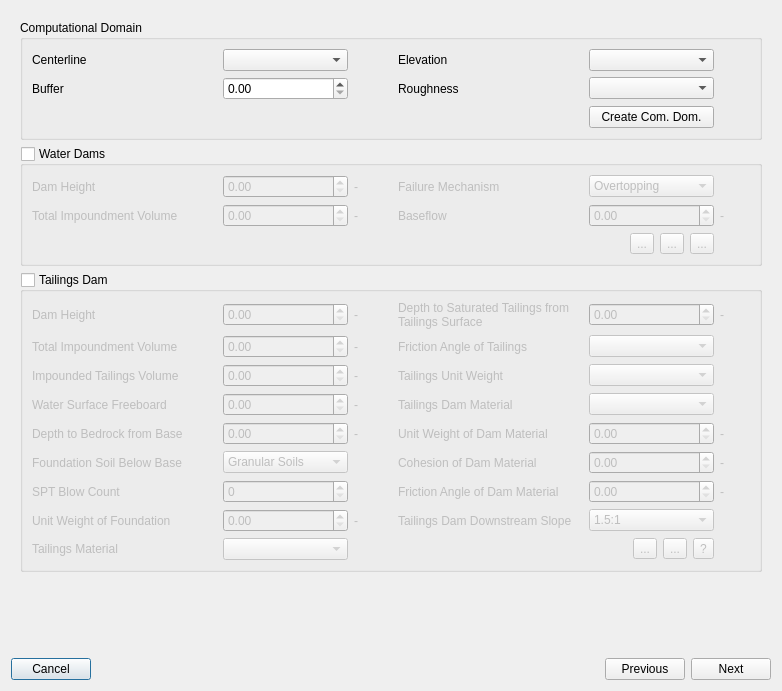
FLO-2DSoftware/qgis-flo-2d-plugin, file flo2d/ui/breach_hydrograph_tool.ui: the form before one commit.
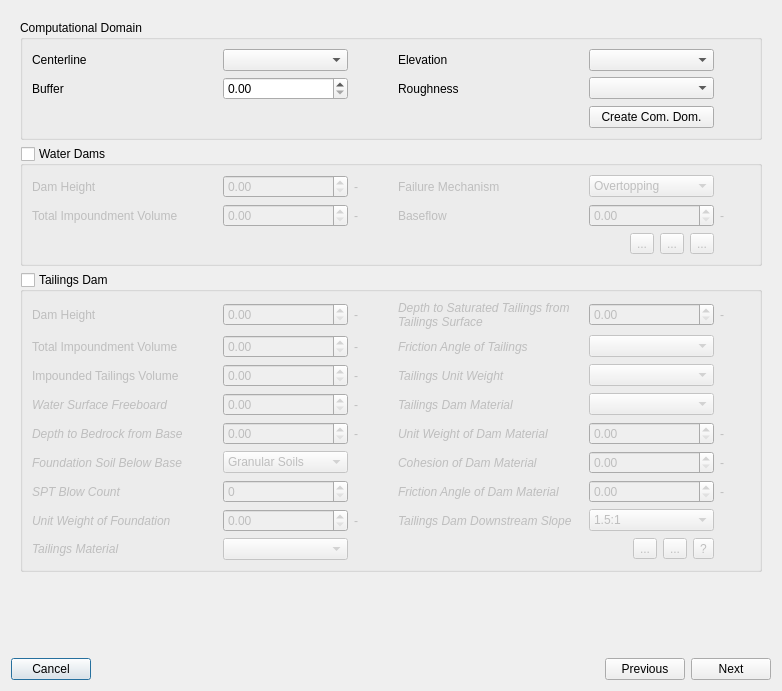
The form after the commit. Icons and pictures are not drawn.

Commit message: Enhance UI labels with italic font and improve unit weight validation in breach hydrograph tool

```diff
--- a/flo2d/ui/breach_hydrograph_tool.ui
+++ b/flo2d/ui/breach_hydrograph_tool.ui
@@ -677,6 +677,11 @@
             </item>
             <item row="4" column="4">
              <widget class="QLabel" name="label_17">
+              <property name="font">
+               <font>
+                <italic>true</italic>
+               </font>
+              </property>
               <property name="toolTip">
                <string>Unit weight of tailings dam material</string>
               </property>
@@ -697,6 +702,11 @@
             </item>
             <item row="2" column="4">
              <widget class="QLabel" name="label_15">
+              <property name="font">
+               <font>
+                <italic>true</italic>
+               </font>
+              </property>
               <property name="toolTip">
                <string>Tailings Unit Weight (UW)</string>
               </property>
@@ -726,6 +736,11 @@
             </item>
             <item row="6" column="4">
              <widget class="QLabel" name="label_19">
+              <property name="font">
+               <font>
+                <italic>true</italic>
+               </font>
+              </property>
               <property name="toolTip">
                <string>Friction Angle of Dam Material (ɸ)</string>
               </property>
@@ -749,6 +764,11 @@
             </item>
             <item row="3" column="4">
              <widget class="QLabel" name="label_16">
+              <property name="font">
+               <font>
+                <italic>true</italic>
+               </font>
+              </property>
               <property name="toolTip">
                <string>Tailings Dam Material</string>
               </property>
@@ -884,6 +904,11 @@
             </item>
             <item row="4" column="0">
              <widget class="QLabel" name="label_8">
+              <property name="font">
+               <font>
+                <italic>true</italic>
+               </font>
+              </property>
               <property name="toolTip">
                <string>Depth to Bedrock from Base (DB)</string>
               </property>
@@ -907,6 +932,11 @@
             </item>
             <item row="6" column="0">
              <widget class="QLabel" name="label_10">
+              <property name="font">
+               <font>
+                <italic>true</italic>
+               </font>
+              </property>
               <property name="toolTip">
                <string>SPT Blow Count (N)</string>
               </property>
@@ -917,6 +947,11 @@
             </item>
             <item row="8" column="0">
              <widget class="QLabel" name="label_12">
+              <property name="font">
+               <font>
+                <italic>true</italic>
+               </font>
+              </property>
               <property name="toolTip">
                <string>Tailings Material</string>
               </property>
@@ -1009,6 +1044,11 @@
             </item>
             <item row="7" column="0">
              <widget class="QLabel" name="label_11">
+              <property name="font">
+               <font>
+                <italic>true</italic>
+               </font>
+              </property>
               <property name="toolTip">
                <string>Unit weight of foundation soil below base of dam</string>
               </property>
@@ -1032,6 +1072,11 @@
             </item>
             <item row="1" column="4">
              <widget class="QLabel" name="label_14">
+              <property name="font">
+               <font>
+                <italic>true</italic>
+               </font>
+              </property>
               <property name="toolTip">
                <string>Friction Angle of Tailings (PHI)</string>
               </property>
@@ -1087,6 +1132,11 @@
             </item>
             <item row="3" column="0">
              <widget class="QLabel" name="label_7">
+              <property name="font">
+               <font>
+                <italic>true</italic>
+               </font>
+              </property>
               <property name="toolTip">
                <string>Water Surface Freeboard (F)</string>
               </property>
@@ -1142,6 +1192,11 @@
             </item>
             <item row="5" column="4">
              <widget class="QLabel" name="label_18">
+              <property name="font">
+               <font>
+                <italic>true</italic>
+               </font>
+              </property>
               <property name="toolTip">
                <string>Cohesion of Dam Material</string>
               </property>
@@ -1359,6 +1414,11 @@
             </item>
             <item row="7" column="4">
              <widget class="QLabel" name="label_20">
+              <property name="font">
+               <font>
+                <italic>true</italic>
+               </font>
+              </property>
               <property name="toolTip">
                <string>Tailings Dam Downstream Slope</string>
               </property>
@@ -1388,6 +1448,11 @@
                 <height>0</height>
                </size>
               </property>
+              <property name="font">
+               <font>
+                <italic>true</italic>
+               </font>
+              </property>
               <property name="toolTip">
                <string>Depth to Saturated Tailings from Tailings Surface (DGW)</string>
               </property>
@@ -1401,6 +1466,11 @@
             </item>
             <item row="5" column="0">
              <widget class="QLabel" name="label_9">
+              <property name="font">
+               <font>
+                <italic>true</italic>
+               </font>
+              </property>
               <property name="toolTip">
                <string>Foundation Soil Below Base</string>
               </property>
```
The commit also changes 2 other files.
